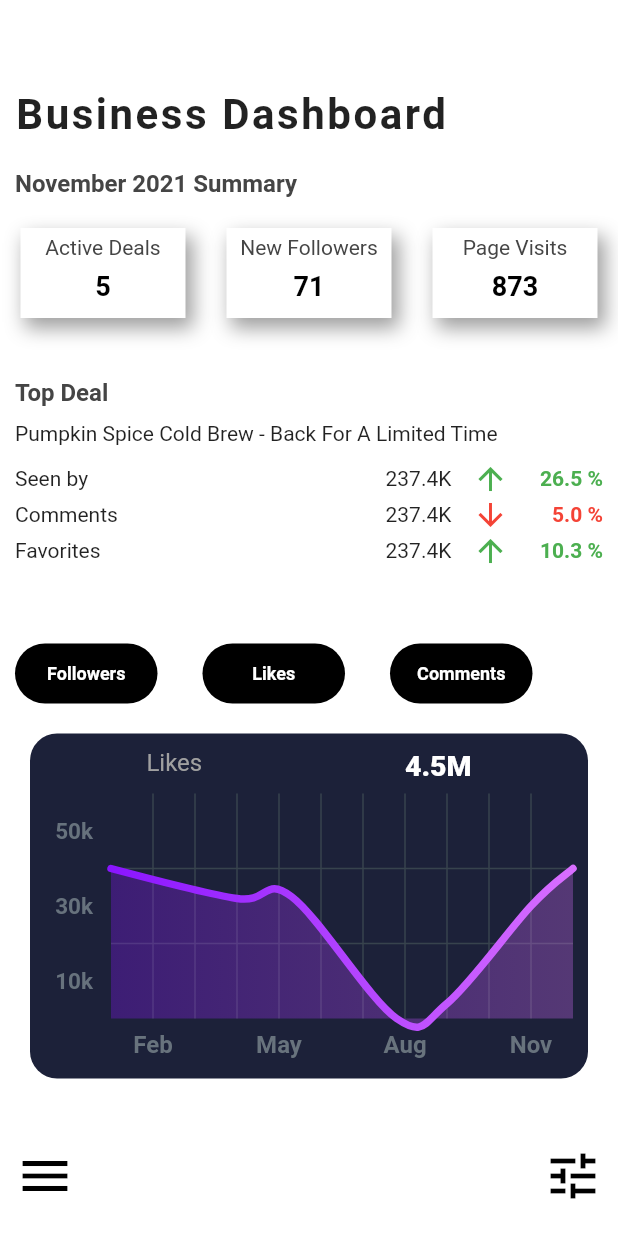
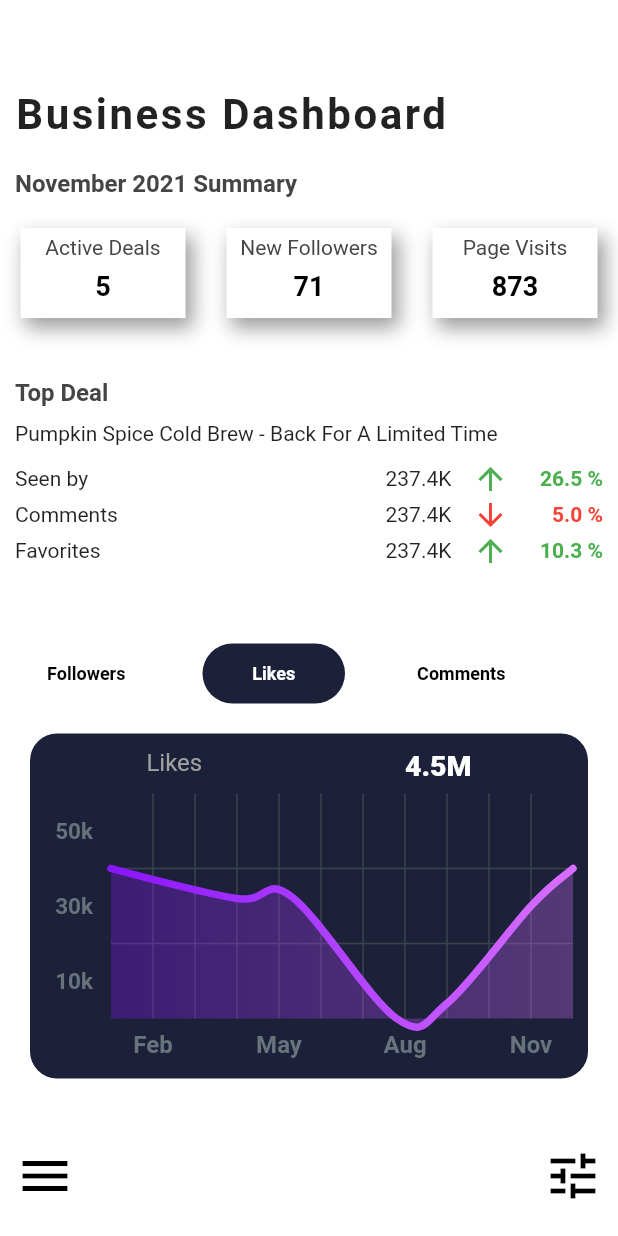
Before and after one commit to rnewso4/Project-Lowkey, a Flutter app: the AnalyticsPage screen opened directly, after a tap on "Likes", on a phone screen of 412 x 824 dp. Run offline on Flutter 3.47's test engine with Material 2 defaults, Android fonts, the phone set to English and light mode, and no system bars; drawn by our look-alikes of fl_chart, overlay_support; our stand-ins replace dots_indicator, email_validator, google_fonts; Roboto replaces fonts that are missing (helvetica).

Commit message:
Changed sidebar and analytics page

```diff
--- a/lowkey/lib/analytics_page.dart
+++ b/lowkey/lib/analytics_page.dart
@@ -129,16 +129,16 @@ Widget categories(int index) {
     child: Container(
       margin: EdgeInsets.only(right: 30, left: (index == 0) ? 10 : 0),
       width: 95,
-      decoration: const BoxDecoration(
-        color: Colors.black,
-        borderRadius: BorderRadius.all(Radius.circular(30))),
+      decoration: BoxDecoration(
+        color: (_index == index) ? const Color(0xff1C2139) : Colors.transparent,
+        borderRadius: const BorderRadius.all(Radius.circular(30))),
       child: Center(
         child: Text(
           graphTitles[index],
-          style: const TextStyle(
+          style: TextStyle(
             fontSize: 12,
             fontFamily: 'helvetica',
-            color: Colors.white,
+            color: (_index == index) ? Colors.white : Colors.black,
             fontWeight: FontWeight.bold
           )
         )
--- a/lowkey/lib/components/global.dart
+++ b/lowkey/lib/components/global.dart
@@ -2,3 +2,4 @@ library my_project.global;
 
 int swipeIndex = 0;
 int swipePageColorIndex = 0;
+bool isManager = false;
--- a/lowkey/lib/components/sidebar.dart
+++ b/lowkey/lib/components/sidebar.dart
@@ -1,4 +1,6 @@
 import 'package:flutter/material.dart';
+import 'package:lowkey/analytics_page.dart';
+import 'package:lowkey/business_page.dart';
 import 'package:lowkey/components/logo_style.dart';
 import 'package:lowkey/homepage_list.dart';
 import 'package:lowkey/homepage_swipe.dart';
@@ -33,12 +35,12 @@ class Sidebar extends StatelessWidget {
                   child: ListView.builder(
                     physics: const NeverScrollableScrollPhysics(),
                     padding: const EdgeInsets.only(top: 0),
-                    itemCount: 4,
+                    itemCount: global.isManager ? 5 : 3,
                     itemBuilder: (context, index) => tiles(context, index)))]),
             Container(
               margin: const EdgeInsets.only(bottom: 20),
               alignment: Alignment.bottomCenter,
-              child: tiles(context, 4)
+              child: tiles(context, global.isManager ? 5 : 3)
             )
           ],
         ),
@@ -51,24 +53,33 @@ Widget tiles(BuildContext context, int index) {
   List<String> categories = [
     'List View',
     'Swipe View',
-    'Business Pages',
     'Search',
     'Logout'
   ];
+
   List<IconData> icons = [
     Icons.list,
     Icons.swipe,
-    Icons.business,
     Icons.search,
     Icons.logout
   ];
+
   List<Widget> onClick = [
     const HomepageList(),
     const HomepageSwipe(),
     const BusinessSearch(),
-    const BusinessSearch(),
     const Login()
   ];
+
+  if (global.isManager) {
+    categories.insert(0, 'Dashboard');
+    categories.insert(1, 'Your Page');
+    icons.insert(0, Icons.dashboard);
+    icons.insert(1, Icons.business);
+    onClick.insert(0, const AnalyticsPage());
+    onClick.insert(1, const BusinessPage());
+  }
+
   return GestureDetector(
     onTap: () {
       Navigator.push(context, SlideRightRoute(page: onClick[index]));
--- a/lowkey/lib/search_businesses.dart
+++ b/lowkey/lib/search_businesses.dart
@@ -82,8 +82,7 @@ class SearchBusiness extends SearchDelegate<String> {
 
   @override
   Widget buildResults(BuildContext context) {
-    //throw UnimplementedError();
-    return Text('results');
+    throw UnimplementedError();
   }
 
   @override
```
Also changed, not shown: lowkey/lib/login.dart (+9 -3 lines).
